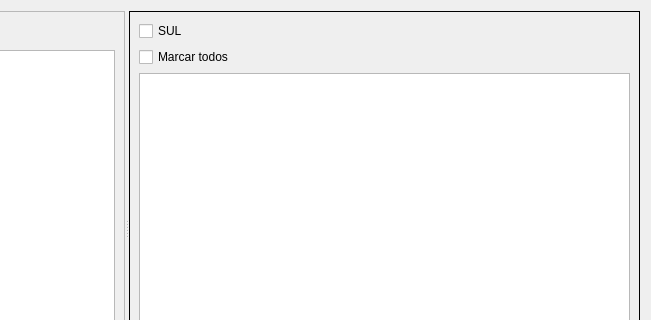
First picture: the form in ui/widgetcompragerar.ui, repository darktorres/ERP-STACCATO, before the edit; both pictures show x 398 to 1049 and y 0 to 320 of the 1049 by 456 pixel window.
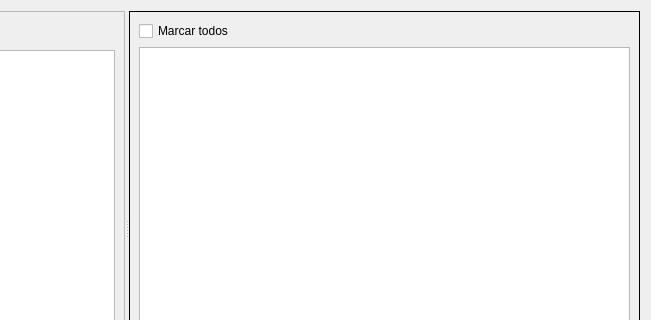
Second picture: the form after the edit. Custom widgets are drawn as their Qt base class.

What changed in the file:
```diff
--- a/ui/widgetcompragerar.ui
+++ b/ui/widgetcompragerar.ui
@@ -87,13 +87,6 @@
       <layout class="QGridLayout" name="gridLayout_2">
        <item row="0" column="0" colspan="2">
         <layout class="QVBoxLayout" name="verticalLayout">
-         <item>
-          <widget class="QCheckBox" name="checkBoxMostrarSul">
-           <property name="text">
-            <string>SUL</string>
-           </property>
-          </widget>
-         </item>
          <item>
           <widget class="QCheckBox" name="checkBoxMarcarTodos">
            <property name="text">
```
